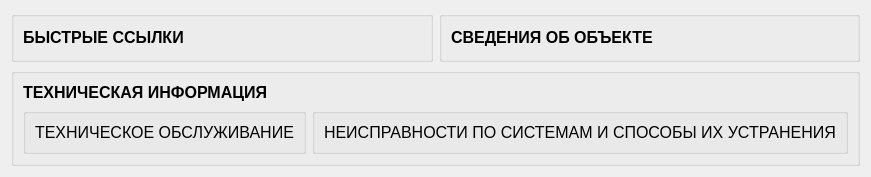
Before: the Qt Designer form src/TechInfo.ui in VladKlimD/RTOP-docs-manager, drawn with Qt 5.
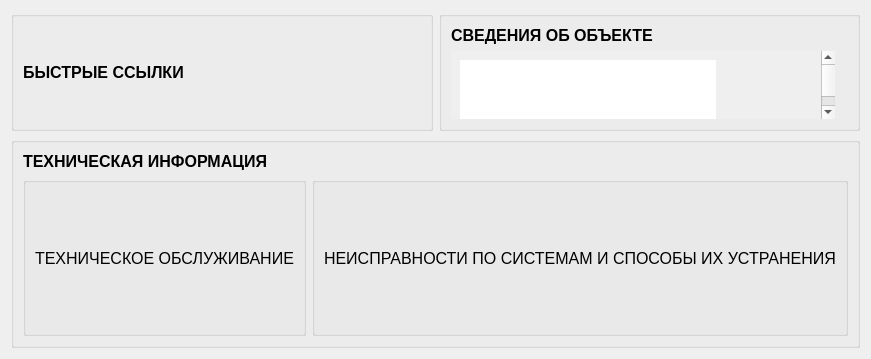
After: the same form once the commit is applied.

```diff
--- a/src/TechInfo.ui
+++ b/src/TechInfo.ui
@@ -7,7 +7,7 @@
     <x>0</x>
     <y>0</y>
     <width>806</width>
-    <height>177</height>
+    <height>359</height>
    </rect>
   </property>
   <property name="windowTitle">
@@ -16,6 +16,12 @@
   <layout class="QGridLayout" name="gridLayout">
    <item row="0" column="0">
     <widget class="QGroupBox" name="groupBoxFastLinks">
+     <property name="sizePolicy">
+      <sizepolicy hsizetype="Minimum" vsizetype="Minimum">
+       <horstretch>0</horstretch>
+       <verstretch>0</verstretch>
+      </sizepolicy>
+     </property>
      <property name="title">
       <string/>
      </property>
@@ -42,34 +48,6 @@
      </layout>
     </widget>
    </item>
-   <item row="0" column="1">
-    <widget class="QGroupBox" name="groupBoxObjectInfo">
-     <property name="title">
-      <string/>
-     </property>
-     <layout class="QGridLayout" name="gridLayout_6">
-      <item row="0" column="0">
-       <widget class="QLabel" name="label_2">
-        <property name="sizePolicy">
-         <sizepolicy hsizetype="Preferred" vsizetype="Maximum">
-          <horstretch>0</horstretch>
-          <verstretch>0</verstretch>
-         </sizepolicy>
-        </property>
-        <property name="font">
-         <font>
-          <pointsize>12</pointsize>
-          <bold>true</bold>
-         </font>
-        </property>
-        <property name="text">
-         <string>СВЕДЕНИЯ ОБ ОБЪЕКТЕ</string>
-        </property>
-       </widget>
-      </item>
-     </layout>
-    </widget>
-   </item>
    <item row="1" column="0" colspan="2">
     <widget class="QGroupBox" name="groupBoxTechInfo">
      <property name="title">
@@ -140,6 +118,124 @@
      </layout>
     </widget>
    </item>
+   <item row="0" column="1">
+    <widget class="QGroupBox" name="groupBoxObjectInfo">
+     <property name="sizePolicy">
+      <sizepolicy hsizetype="Minimum" vsizetype="Maximum">
+       <horstretch>0</horstretch>
+       <verstretch>0</verstretch>
+      </sizepolicy>
+     </property>
+     <property name="title">
+      <string/>
+     </property>
+     <layout class="QGridLayout" name="gridLayout_6">
+      <item row="2" column="0">
+       <layout class="QHBoxLayout" name="horizontalLayout">
+        <item>
+         <widget class="QScrollArea" name="scrollArea">
+          <property name="sizePolicy">
+           <sizepolicy hsizetype="Minimum" vsizetype="Maximum">
+            <horstretch>0</horstretch>
+            <verstretch>0</verstretch>
+           </sizepolicy>
+          </property>
+          <property name="frameShape">
+           <enum>QFrame::NoFrame</enum>
+          </property>
+          <property name="lineWidth">
+           <number>0</number>
+          </property>
+          <property name="widgetResizable">
+           <bool>true</bool>
+          </property>
+          <widget class="QWidget" name="scrollAreaWidgetContents">
+           <property name="geometry">
+            <rect>
+             <x>0</x>
+             <y>0</y>
+             <width>274</width>
+             <height>86</height>
+            </rect>
+           </property>
+           <property name="sizePolicy">
+            <sizepolicy hsizetype="Maximum" vsizetype="Maximum">
+             <horstretch>0</horstretch>
+             <verstretch>0</verstretch>
+            </sizepolicy>
+           </property>
+           <property name="maximumSize">
+            <size>
+             <width>16777215</width>
+             <height>16777215</height>
+            </size>
+           </property>
+           <layout class="QGridLayout" name="gridLayout_2">
+            <item row="0" column="0">
+             <widget class="QTextEdit" name="textEditObjectInfo">
+              <property name="sizePolicy">
+               <sizepolicy hsizetype="Preferred" vsizetype="Preferred">
+                <horstretch>0</horstretch>
+                <verstretch>0</verstretch>
+               </sizepolicy>
+              </property>
+              <property name="font">
+               <font>
+                <pointsize>12</pointsize>
+               </font>
+              </property>
+              <property name="frameShape">
+               <enum>QFrame::NoFrame</enum>
+              </property>
+              <property name="lineWidth">
+               <number>0</number>
+              </property>
+              <property name="readOnly">
+               <bool>true</bool>
+              </property>
+             </widget>
+            </item>
+           </layout>
+          </widget>
+         </widget>
+        </item>
+        <item>
+         <widget class="QLabel" name="labelObjectPic">
+          <property name="sizePolicy">
+           <sizepolicy hsizetype="Maximum" vsizetype="Maximum">
+            <horstretch>0</horstretch>
+            <verstretch>0</verstretch>
+           </sizepolicy>
+          </property>
+          <property name="text">
+           <string/>
+          </property>
+         </widget>
+        </item>
+       </layout>
+      </item>
+      <item row="0" column="0">
+       <widget class="QLabel" name="labelObjectInfo">
+        <property name="sizePolicy">
+         <sizepolicy hsizetype="Preferred" vsizetype="Maximum">
+          <horstretch>0</horstretch>
+          <verstretch>0</verstretch>
+         </sizepolicy>
+        </property>
+        <property name="font">
+         <font>
+          <pointsize>12</pointsize>
+          <bold>true</bold>
+         </font>
+        </property>
+        <property name="text">
+         <string>СВЕДЕНИЯ ОБ ОБЪЕКТЕ</string>
+        </property>
+       </widget>
+      </item>
+     </layout>
+    </widget>
+   </item>
   </layout>
  </widget>
  <resources/>
```
